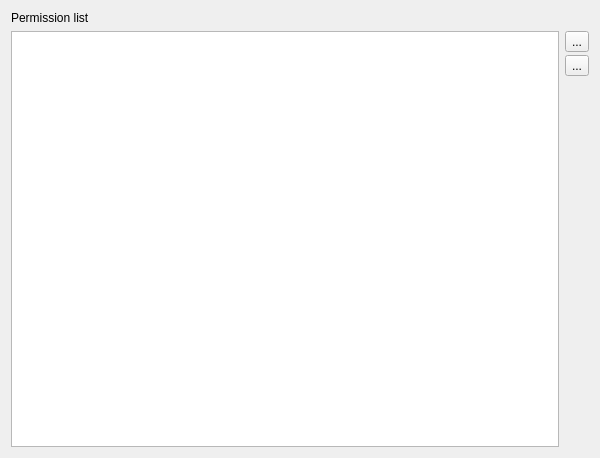
Before: the Qt Designer form src/GSvar/UserPermissionsEditor.ui in imgag/ngs-bits, drawn with Qt 5.
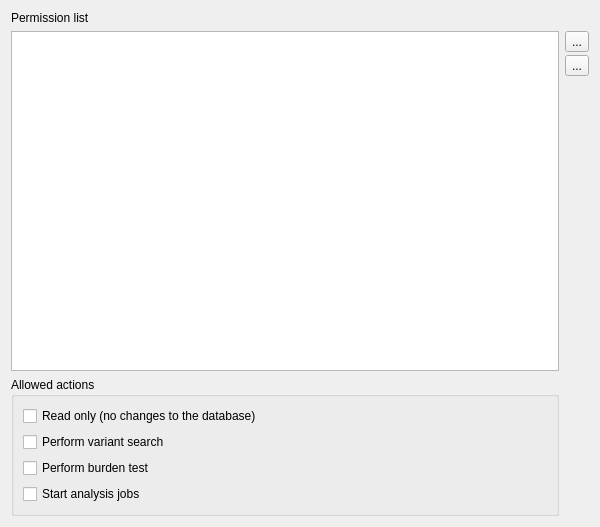
After: the same form once the commit is applied. Icons and pictures are not drawn. Custom widgets are drawn as their Qt base class.

Commit message: Merged access and action permissions user interfaces

```diff
--- a/src/GSvar/UserPermissionsEditor.ui
+++ b/src/GSvar/UserPermissionsEditor.ui
@@ -7,36 +7,19 @@
     <x>0</x>
     <y>0</y>
     <width>600</width>
-    <height>458</height>
+    <height>527</height>
    </rect>
   </property>
   <property name="minimumSize">
    <size>
     <width>600</width>
-    <height>300</height>
+    <height>400</height>
    </size>
   </property>
   <property name="windowTitle">
    <string>Form</string>
   </property>
   <layout class="QGridLayout" name="gridLayout">
-   <item row="0" column="0">
-    <layout class="QHBoxLayout" name="horizontalLayout">
-     <property name="spacing">
-      <number>3</number>
-     </property>
-     <item>
-      <widget class="QLabel" name="label">
-       <property name="text">
-        <string>Permission list</string>
-       </property>
-      </widget>
-     </item>
-    </layout>
-   </item>
-   <item row="1" column="0">
-    <widget class="DBTableWidget" name="table"/>
-   </item>
    <item row="1" column="1">
     <layout class="QVBoxLayout" name="verticalLayout">
      <property name="spacing">
@@ -67,7 +50,7 @@
      <item>
       <spacer name="verticalSpacer">
        <property name="orientation">
-        <enum>Qt::Vertical</enum>
+        <enum>Qt::Orientation::Vertical</enum>
        </property>
        <property name="sizeHint" stdset="0">
         <size>
@@ -79,6 +62,67 @@
      </item>
     </layout>
    </item>
+   <item row="0" column="0">
+    <layout class="QHBoxLayout" name="horizontalLayout">
+     <property name="spacing">
+      <number>3</number>
+     </property>
+     <item>
+      <widget class="QLabel" name="label">
+       <property name="text">
+        <string>Permission list</string>
+       </property>
+      </widget>
+     </item>
+    </layout>
+   </item>
+   <item row="1" column="0">
+    <widget class="DBTableWidget" name="table">
+     <property name="minimumSize">
+      <size>
+       <width>0</width>
+       <height>0</height>
+      </size>
+     </property>
+    </widget>
+   </item>
+   <item row="2" column="0">
+    <widget class="QGroupBox" name="gb_allowed_actions">
+     <property name="title">
+      <string>Allowed actions</string>
+     </property>
+     <layout class="QVBoxLayout" name="vertical_layout_2">
+      <item>
+       <widget class="QCheckBox" name="cb_read_only">
+        <property name="text">
+         <string>Read only (no changes to the database)</string>
+        </property>
+       </widget>
+      </item>
+      <item>
+       <widget class="QCheckBox" name="cb_variant_search">
+        <property name="text">
+         <string>Perform variant search</string>
+        </property>
+       </widget>
+      </item>
+      <item>
+       <widget class="QCheckBox" name="cb_burden_test">
+        <property name="text">
+         <string>Perform burden test</string>
+        </property>
+       </widget>
+      </item>
+      <item>
+       <widget class="QCheckBox" name="cb_start_job">
+        <property name="text">
+         <string>Start analysis jobs</string>
+        </property>
+       </widget>
+      </item>
+     </layout>
+    </widget>
+   </item>
   </layout>
  </widget>
  <customwidgets>
```
The commit also changes 9 other files.
